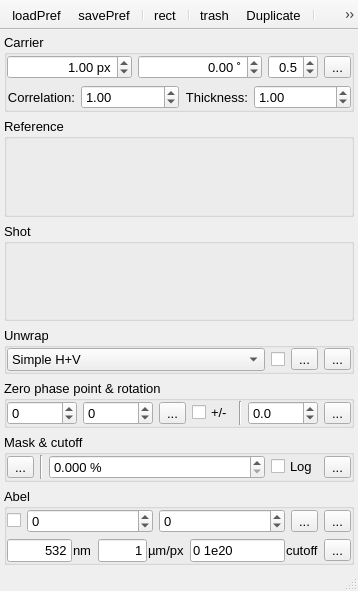
Before: the Qt Designer form UIs/nInterferometry.ui in NeutrinoToolkit/Neutrino, drawn with Qt 5.
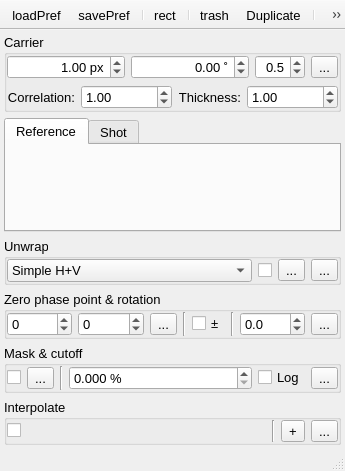
After: the same form once the commit is applied. Icons and pictures are not drawn.

```diff
--- a/UIs/nInterferometry.ui
+++ b/UIs/nInterferometry.ui
@@ -6,8 +6,8 @@
    <rect>
     <x>0</x>
     <y>0</y>
-    <width>358</width>
-    <height>591</height>
+    <width>345</width>
+    <height>471</height>
    </rect>
   </property>
   <property name="font">
@@ -28,7 +28,7 @@
    <bool>true</bool>
   </property>
   <widget class="QWidget" name="centralwidget">
-   <layout class="QVBoxLayout" name="verticalLayout" stretch="0,1,1,0,0,0,0">
+   <layout class="QVBoxLayout" name="verticalLayout" stretch="0,1,0,0,0,0">
     <property name="margin">
      <number>4</number>
     </property>
@@ -238,17 +238,23 @@
      </widget>
     </item>
     <item>
-     <widget class="QGroupBox" name="image1">
-      <property name="title">
-       <string>Reference</string>
+     <widget class="QTabWidget" name="images">
+      <property name="currentIndex">
+       <number>0</number>
       </property>
-     </widget>
-    </item>
-    <item>
-     <widget class="QGroupBox" name="image2">
-      <property name="title">
-       <string>Shot</string>
+      <property name="neutrinoSave" stdset="0">
+       <bool>true</bool>
       </property>
+      <widget class="QWidget" name="image1">
+       <attribute name="title">
+        <string>Reference</string>
+       </attribute>
+      </widget>
+      <widget class="QWidget" name="image2">
+       <attribute name="title">
+        <string>Shot</string>
+       </attribute>
+      </widget>
      </widget>
     </item>
     <item>
@@ -329,6 +335,11 @@
        </item>
        <item>
         <widget class="QToolButton" name="doUnwrap">
+         <property name="font">
+          <font>
+           <pointsize>10</pointsize>
+          </font>
+         </property>
          <property name="text">
           <string>...</string>
          </property>
@@ -355,7 +366,7 @@
       <property name="checkable">
        <bool>false</bool>
       </property>
-      <layout class="QHBoxLayout" name="horizontalLayout" stretch="1,1,0,0,0,1,0">
+      <layout class="QHBoxLayout" name="horizontalLayout" stretch="1,1,0,0,0,0,1,0">
        <property name="margin">
         <number>0</number>
        </property>
@@ -365,10 +376,10 @@
           <string>zero x position</string>
          </property>
          <property name="minimum">
-          <number>-99999</number>
+          <number>-9999</number>
          </property>
          <property name="maximum">
-          <number>99999</number>
+          <number>9999</number>
          </property>
          <property name="neutrinoSave" stdset="0">
           <bool>true</bool>
@@ -384,10 +395,10 @@
           <bool>false</bool>
          </property>
          <property name="minimum">
-          <number>-99999</number>
+          <number>-9999</number>
          </property>
          <property name="maximum">
-          <number>99999</number>
+          <number>9999</number>
          </property>
          <property name="neutrinoSave" stdset="0">
           <bool>true</bool>
@@ -411,13 +422,20 @@
          </property>
         </widget>
        </item>
+       <item>
+        <widget class="Line" name="line_4">
+         <property name="orientation">
+          <enum>Qt::Vertical</enum>
+         </property>
+        </widget>
+       </item>
        <item>
         <widget class="QCheckBox" name="opposite">
          <property name="toolTip">
           <string>Opposite sign of phase</string>
          </property>
          <property name="text">
-          <string>+/-</string>
+          <string>±</string>
          </property>
          <property name="neutrinoSave" stdset="0">
           <bool>true</bool>
@@ -455,6 +473,11 @@
        </item>
        <item>
         <widget class="QToolButton" name="doSubtract">
+         <property name="font">
+          <font>
+           <pointsize>10</pointsize>
+          </font>
+         </property>
          <property name="text">
           <string>...</string>
          </property>
@@ -478,10 +501,20 @@
       <property name="checkable">
        <bool>false</bool>
       </property>
-      <layout class="QHBoxLayout" name="horizontalLayout_2" stretch="0,0,1,0,0">
+      <layout class="QHBoxLayout" name="horizontalLayout_2" stretch="0,0,0,1,0,0">
        <property name="margin">
         <number>0</number>
        </property>
+       <item>
+        <widget class="QCheckBox" name="useMask">
+         <property name="text">
+          <string/>
+         </property>
+         <property name="neutrinoSave" stdset="0">
+          <bool>true</bool>
+         </property>
+        </widget>
+       </item>
        <item>
         <widget class="QToolButton" name="maskRegion">
          <property name="text">
@@ -492,7 +525,7 @@
            <normaloff>:/icons/line.png</normaloff>:/icons/line.png</iconset>
          </property>
          <property name="checkable">
-          <bool>true</bool>
+          <bool>false</bool>
          </property>
          <property name="neutrinoSave" stdset="0">
           <bool>true</bool>
@@ -543,6 +576,11 @@
        </item>
        <item>
         <widget class="QToolButton" name="doMaskCutoff">
+         <property name="font">
+          <font>
+           <pointsize>10</pointsize>
+          </font>
+         </property>
          <property name="text">
           <string>...</string>
          </property>
@@ -558,14 +596,14 @@
     <item>
      <widget class="QGroupBox" name="groupBox">
       <property name="title">
-       <string>Abel</string>
+       <string>Interpolate</string>
       </property>
-      <layout class="QGridLayout" name="gridLayout" columnstretch="0,1,1,0,0">
+      <layout class="QHBoxLayout" name="horizontalLayout_6" stretch="0,1,0,0,0">
        <property name="margin">
         <number>0</number>
        </property>
-       <item row="0" column="0">
-        <widget class="QCheckBox" name="abel">
+       <item>
+        <widget class="QCheckBox" name="interpolate">
          <property name="toolTip">
           <string>Enable Abel</string>
          </property>
@@ -577,66 +615,51 @@
          </property>
         </widget>
        </item>
-       <item row="0" column="3">
-        <widget class="QToolButton" name="abelButton">
-         <property name="toolTip">
-          <string>Doubleclick on the win to grab a point</string>
+       <item>
+        <layout class="QHBoxLayout" name="shapes">
+         <item>
+          <spacer name="horizontalSpacer">
+           <property name="orientation">
+            <enum>Qt::Horizontal</enum>
+           </property>
+           <property name="sizeHint" stdset="0">
+            <size>
+             <width>40</width>
+             <height>20</height>
+            </size>
+           </property>
+          </spacer>
+         </item>
+        </layout>
+       </item>
+       <item>
+        <widget class="Line" name="line_3">
+         <property name="orientation">
+          <enum>Qt::Vertical</enum>
          </property>
+        </widget>
+       </item>
+       <item>
+        <widget class="QToolButton" name="addShape">
          <property name="text">
-          <string>...</string>
+          <string>+</string>
          </property>
          <property name="icon">
           <iconset resource="../resources/neutrino.qrc">
            <normaloff>:/icons/center.png</normaloff>:/icons/center.png</iconset>
          </property>
-         <property name="checkable">
-          <bool>true</bool>
-         </property>
         </widget>
        </item>
-       <item row="0" column="2">
-        <widget class="QSpinBox" name="abelY">
-         <property name="toolTip">
-          <string>abel y position</string>
+       <item>
+        <widget class="QToolButton" name="doInterpolate">
+         <property name="font">
+          <font>
+           <pointsize>10</pointsize>
+          </font>
          </property>
-         <property name="keyboardTracking">
-          <bool>false</bool>
-         </property>
-         <property name="minimum">
-          <number>-9999</number>
-         </property>
-         <property name="maximum">
-          <number>9999</number>
-         </property>
-         <property name="neutrinoSave" stdset="0">
-          <bool>true</bool>
-         </property>
-        </widget>
-       </item>
-       <item row="0" column="1">
-        <widget class="QSpinBox" name="abelX">
          <property name="toolTip">
           <string>abel x position</string>
          </property>
-         <property name="keyboardTracking">
-          <bool>false</bool>
-         </property>
-         <property name="minimum">
-          <number>-9999</number>
-         </property>
-         <property name="maximum">
-          <number>9999</number>
-         </property>
-         <property name="neutrinoSave" stdset="0">
-          <bool>true</bool>
-         </property>
-        </widget>
-       </item>
-       <item row="0" column="4">
-        <widget class="QToolButton" name="symmetric">
-         <property name="toolTip">
-          <string>Symmetrize</string>
-         </property>
          <property name="text">
           <string>...</string>
          </property>
@@ -644,155 +667,6 @@
           <iconset resource="../resources/neutrino.qrc">
            <normaloff>:/icons/flipUpDown.png</normaloff>:/icons/flipUpDown.png</iconset>
          </property>
-         <property name="checkable">
-          <bool>true</bool>
-         </property>
-         <property name="neutrinoSave" stdset="0">
-          <bool>true</bool>
-         </property>
-        </widget>
-       </item>
-       <item row="1" column="0" colspan="5">
-        <widget class="QWidget" name="widget" native="true">
-         <layout class="QHBoxLayout" name="horizontalLayout_5" stretch="2,2,3,0">
-          <property name="margin">
-           <number>0</number>
-          </property>
-          <item>
-           <widget class="QWidget" name="widget_3" native="true">
-            <layout class="QHBoxLayout" name="horizontalLayout_6" stretch="1,0">
-             <property name="spacing">
-              <number>1</number>
-             </property>
-             <property name="margin">
-              <number>0</number>
-             </property>
-             <item>
-              <widget class="QLineEdit" name="probeLambda">
-               <property name="toolTip">
-                <string>Probe wavelength [nm]</string>
-               </property>
-               <property name="text">
-                <string>532</string>
-               </property>
-               <property name="alignment">
-                <set>Qt::AlignRight|Qt::AlignTrailing|Qt::AlignVCenter</set>
-               </property>
-               <property name="neutrinoSave" stdset="0">
-                <bool>true</bool>
-               </property>
-              </widget>
-             </item>
-             <item>
-              <widget class="QLabel" name="label_5">
-               <property name="font">
-                <font>
-                 <pointsize>10</pointsize>
-                </font>
-               </property>
-               <property name="text">
-                <string>nm</string>
-               </property>
-              </widget>
-             </item>
-            </layout>
-           </widget>
-          </item>
-          <item>
-           <widget class="QWidget" name="widget_4" native="true">
-            <layout class="QHBoxLayout" name="horizontalLayout_7" stretch="1,0">
-             <property name="spacing">
-              <number>1</number>
-             </property>
-             <property name="margin">
-              <number>0</number>
-             </property>
-             <item>
-              <widget class="QLineEdit" name="imgRes">
-               <property name="toolTip">
-                <string>Magnification [µm/px]</string>
-               </property>
-               <property name="text">
-                <string>1</string>
-               </property>
-               <property name="alignment">
-                <set>Qt::AlignRight|Qt::AlignTrailing|Qt::AlignVCenter</set>
-               </property>
-               <property name="neutrinoSave" stdset="0">
-                <bool>true</bool>
-               </property>
-              </widget>
-             </item>
-             <item>
-              <widget class="QLabel" name="label_3">
-               <property name="font">
-                <font>
-                 <pointsize>10</pointsize>
-                </font>
-               </property>
-               <property name="text">
-                <string>µm/px</string>
-               </property>
-              </widget>
-             </item>
-            </layout>
-           </widget>
-          </item>
-          <item>
-           <widget class="QWidget" name="widget_5" native="true">
-            <layout class="QHBoxLayout" name="horizontalLayout_8" stretch="0,0">
-             <property name="spacing">
-              <number>1</number>
-             </property>
-             <property name="margin">
-              <number>0</number>
-             </property>
-             <item>
-              <widget class="QLineEdit" name="abelMinMax">
-               <property name="toolTip">
-                <string>Min and max value for abel inversion</string>
-               </property>
-               <property name="text">
-                <string>0 1e20</string>
-               </property>
-               <property name="neutrinoSave" stdset="0">
-                <bool>true</bool>
-               </property>
-              </widget>
-             </item>
-             <item>
-              <widget class="QLabel" name="label_4">
-               <property name="font">
-                <font>
-                 <pointsize>10</pointsize>
-                </font>
-               </property>
-               <property name="toolTip">
-                <string>Min and max value for abel inversion</string>
-               </property>
-               <property name="text">
-                <string>cutoff</string>
-               </property>
-              </widget>
-             </item>
-            </layout>
-           </widget>
-          </item>
-          <item>
-           <widget class="QToolButton" name="doAbel">
-            <property name="toolTip">
-             <string>do Abel</string>
-            </property>
-            <property name="text">
-             <string>...</string>
-            </property>
-            <property name="icon">
-             <iconset resource="../resources/neutrino.qrc">
-              <normaloff>:/icons/run.png</normaloff>:/icons/run.png</iconset>
-            </property>
-           </widget>
-          </item>
-         </layout>
         </widget>
        </item>
       </layout>
```
Left out of the diff: 25 changed lines with no effect on the pictures.
